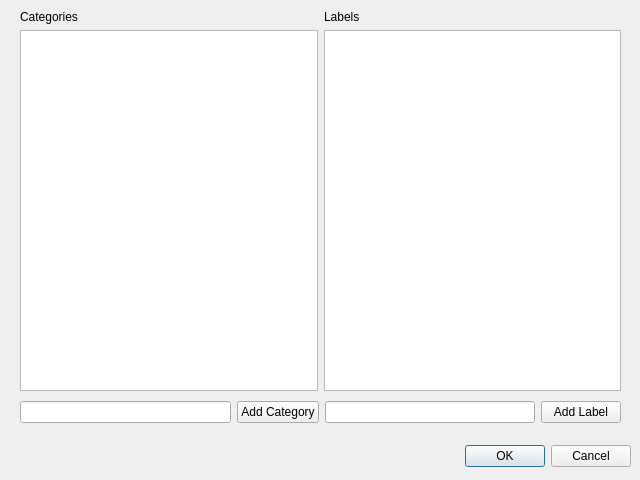
The window that modules/app/dialogannotation.ui (smartsenselab/SSAT) describes before a commit, drawn with Qt 5.
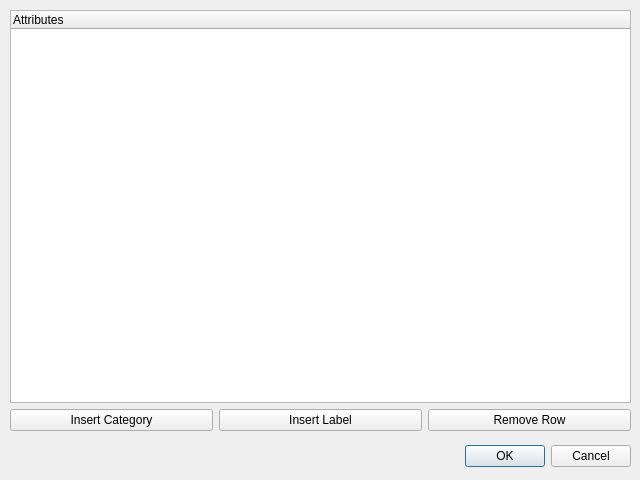
The same window after the commit.

The edit to the form file:
```diff
--- a/modules/app/dialogannotation.ui
+++ b/modules/app/dialogannotation.ui
@@ -32,75 +32,52 @@
   <widget class="QWidget" name="">
    <property name="geometry">
     <rect>
-     <x>20</x>
+     <x>10</x>
      <y>10</y>
-     <width>601</width>
-     <height>381</height>
+     <width>621</width>
+     <height>421</height>
     </rect>
    </property>
-   <layout class="QHBoxLayout" name="horizontalLayout">
+   <layout class="QVBoxLayout" name="verticalLayout">
     <item>
-     <layout class="QVBoxLayout" name="verticalLayout">
+     <widget class="QTreeWidget" name="treeWidgetAttributes">
+      <property name="columnCount">
+       <number>1</number>
+      </property>
+      <column>
+       <property name="text">
+        <string>Attributes</string>
+       </property>
+      </column>
+     </widget>
+    </item>
+    <item>
+     <layout class="QHBoxLayout" name="horizontalLayout">
       <item>
-       <widget class="QLabel" name="labelCategories">
+       <widget class="QPushButton" name="pushButtonInsertCategory">
         <property name="text">
-         <string>Categories</string>
+         <string>Insert Category</string>
         </property>
        </widget>
       </item>
       <item>
-       <widget class="QListView" name="listViewCategories"/>
+       <widget class="QPushButton" name="pushButtonInsertLabel">
+        <property name="text">
+         <string>Insert Label</string>
+        </property>
+       </widget>
       </item>
-     </layout>
-    </item>
-    <item>
-     <layout class="QVBoxLayout" name="verticalLayout_2">
       <item>
-       <widget class="QLabel" name="labelLabels">
+       <widget class="QPushButton" name="pushButtonRemoveRow">
         <property name="text">
-         <string>Labels</string>
+         <string>Remove Row</string>
         </property>
        </widget>
       </item>
-      <item>
-       <widget class="QListView" name="listViewLabels"/>
-      </item>
      </layout>
     </item>
    </layout>
   </widget>
-  <widget class="QWidget" name="">
-   <property name="geometry">
-    <rect>
-     <x>20</x>
-     <y>400</y>
-     <width>601</width>
-     <height>24</height>
-    </rect>
-   </property>
-   <layout class="QHBoxLayout" name="horizontalLayout_2">
-    <item>
-     <widget class="QLineEdit" name="lineEdit"/>
-    </item>
-    <item>
-     <widget class="QPushButton" name="pushButton">
-      <property name="text">
-       <string>Add Category</string>
-      </property>
-     </widget>
-    </item>
-    <item>
-     <widget class="QLineEdit" name="lineEdit_2"/>
-    </item>
-    <item>
-     <widget class="QPushButton" name="pushButton_2">
-      <property name="text">
-       <string>Add Label</string>
-      </property>
-     </widget>
-    </item>
-   </layout>
-  </widget>
  </widget>
  <resources/>
  <connections>
```
